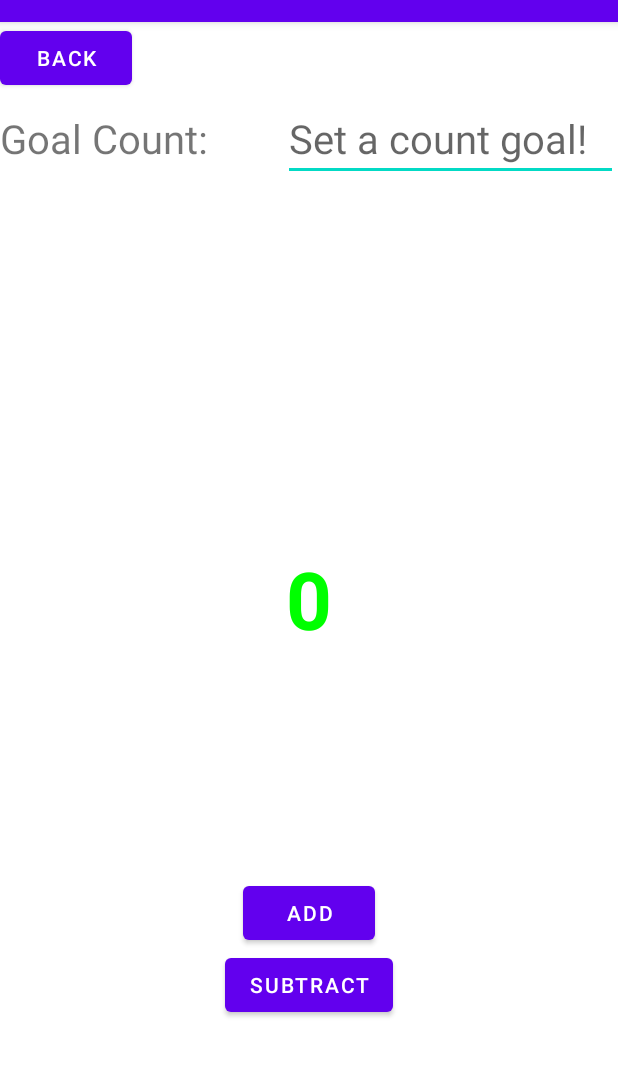
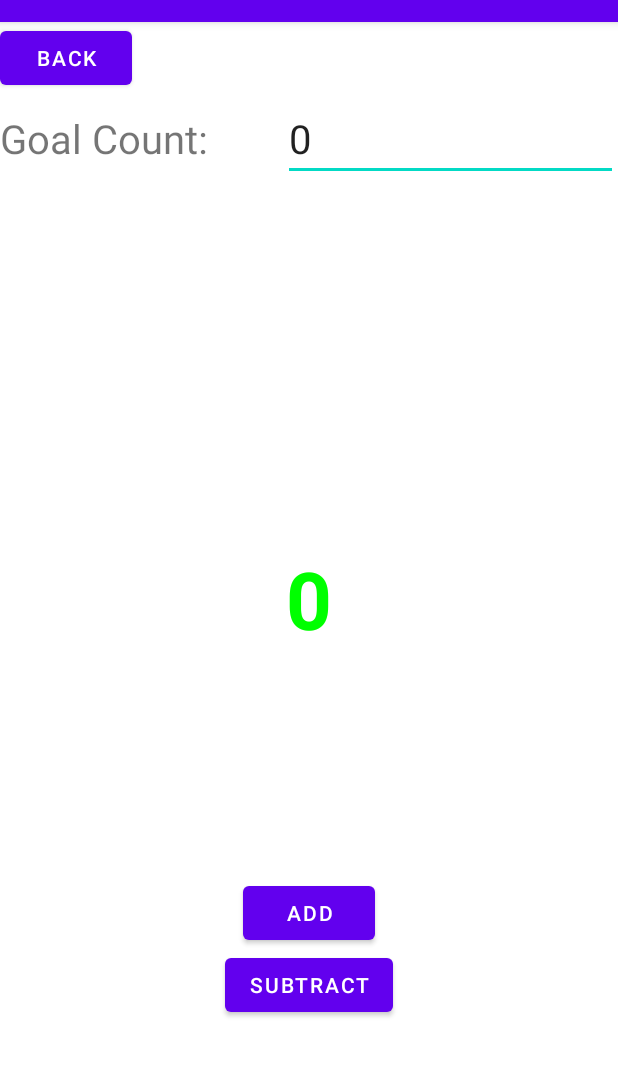
Before and after one commit to KatrinaGW/Stitcher-Personal-Project, an Android app: the screen it shows after launch (StitchCounterActivity), after a tap on "STITCH COUNTER", on a phone screen of 412 x 824 dp, the part 62-1139 px from its top. Run offline under Robolectric (Android 15) with nearby library versions, the phone set to English and light mode, and no system bars; our stand-ins replace Firebase (no records; nobody signed in at launch, a user with empty details on screens opened directly), navigation-ui.

Commit message:
start persisting counters

```diff
--- a/app/src/main/java/com/example/stitcher/MainActivity.java
+++ b/app/src/main/java/com/example/stitcher/MainActivity.java
@@ -3,6 +3,7 @@ package com.example.stitcher;
 import android.content.Intent;
 import android.os.Bundle;
 
+import com.example.stitcher.models.Counter;
 import com.google.android.material.snackbar.Snackbar;
 
 import androidx.appcompat.app.AppCompatActivity;
@@ -26,6 +27,7 @@ public class MainActivity extends AppCompatActivity {
     private ActivityMainBinding binding;
 
     private Button stitchCounterButton;
+    private Button allCountersButton;
 
     @Override
     protected void onCreate(Bundle savedInstanceState) {
@@ -35,6 +37,14 @@ public class MainActivity extends AppCompatActivity {
         setContentView(binding.getRoot());
 
         stitchCounterButton = findViewById(R.id.stitch_counter_btn);
+        allCountersButton = findViewById(R.id.all_counters);
+
+        allCountersButton.setOnClickListener(new View.OnClickListener() {
+            @Override
+            public void onClick(View v) {
+                startActivity(new Intent(MainActivity.this, CountersActivity.class));
+            }
+        });
 
 
         stitchCounterButton.setOnClickListener(new View.OnClickListener() {
--- a/app/src/main/java/com/example/stitcher/StitchCounterActivity.java
+++ b/app/src/main/java/com/example/stitcher/StitchCounterActivity.java
@@ -14,8 +14,10 @@ import android.widget.TextView;
 import androidx.appcompat.app.AppCompatActivity;
 
 import com.example.stitcher.controllers.CounterCollection;
+import com.example.stitcher.models.Counter;
 import com.google.android.material.floatingactionbutton.FloatingActionButton;
 
+import java.util.UUID;
 import java.util.concurrent.CompletableFuture;
 import java.util.function.Function;
 
@@ -26,23 +28,31 @@ public class StitchCounterActivity extends AppCompatActivity {
     private Button backBtn;
     private TextView negativeErrorTxt;
     private EditText goalCounterValue;
-    private int count = 0;
-    private int countGoal;
-    private FloatingActionButton tester;
+
+    private Counter counter;
 
     @Override
     protected void onCreate(Bundle savedInstanceState) {
         super.onCreate(savedInstanceState);
         setContentView(R.layout.stitch_counter_activity);
 
-        countText = findViewById(R.id.stitch_counter_value_txt);
-        negativeErrorTxt = findViewById(R.id.counter_error_txt);
-        setCountText();
-        addBtn = findViewById(R.id.add_count_btn);
-        subtractBtn = findViewById(R.id.subtract_count_btn);
-        backBtn = findViewById(R.id.counter_back_btn);
-        goalCounterValue = findViewById(R.id.counter_goal_value);
+        Intent intent = getIntent();
 
+        counter = intent.getParcelableExtra("selectedCounter");
+        if(counter == null){
+            counter = new Counter(UUID.randomUUID().toString(), 0, 0, "Testing");
+        }
+    }
+
+    @Override
+    protected void onResume(){
+        super.onResume();
+        findElements();
+        setTexts();
+        setListeners();
+    }
+
+    private void setListeners(){
         addBtn.setOnClickListener(v -> onChangeCount(1));
         subtractBtn.setOnClickListener(v -> onChangeCount(-1));
         backBtn.setOnClickListener(v -> onBackClicked());
@@ -53,7 +63,7 @@ public class StitchCounterActivity extends AppCompatActivity {
             @Override
             public void onTextChanged(CharSequence charSequence, int i, int i1, int i2) {
                 String newText = charSequence.toString();
-                countGoal = Integer.parseInt(newText);
+                counter.setGoal(Integer.parseInt(newText));
 
                 setCountText();
             }
@@ -61,8 +71,20 @@ public class StitchCounterActivity extends AppCompatActivity {
             @Override
             public void afterTextChanged(Editable s) {}
         });
+    }
 
-        CounterCollection db = new CounterCollection();
+    private void setTexts(){
+        setCountText();
+        goalCounterValue.setText(String.valueOf(counter.getGoal()));
+    }
+
+    private void findElements(){
+        countText = findViewById(R.id.stitch_counter_value_txt);
+        negativeErrorTxt = findViewById(R.id.counter_error_txt);
+        addBtn = findViewById(R.id.add_count_btn);
+        subtractBtn = findViewById(R.id.subtract_count_btn);
+        backBtn = findViewById(R.id.counter_back_btn);
+        goalCounterValue = findViewById(R.id.counter_goal_value);
     }
 
     private void onBackClicked(){
@@ -82,30 +104,30 @@ public class StitchCounterActivity extends AppCompatActivity {
     }
 
     private void onChangeCount(int addend){
-        if(count+addend < 0){
+        if(counter.getCount()+addend < 0){
             showError();
         }else{
-            count = count + addend;
+            counter.addToCount(addend);
             setCountText();
         }
 
     }
 
     private void setCountText(){
-        countText.setText(Integer.toString(count));
+        countText.setText(Integer.toString(counter.getCount()));
         checkCount();
     }
 
     private void checkCount(){
-        if(count == countGoal){
+        if(counter.getCount() == counter.getGoal()){
             countText.setTextColor(Color.GREEN);
         }
 
-        if(count > countGoal){
+        if(counter.getCount() > counter.getGoal()){
             countText.setTextColor(Color.RED);
         }
 
-        if(count < countGoal){
+        if(counter.getCount() < counter.getGoal()){
             countText.setTextColor(Color.BLACK);
         }
     }
--- a/app/src/main/java/com/example/stitcher/models/DatabaseObject.java
+++ b/app/src/main/java/com/example/stitcher/models/DatabaseObject.java
@@ -1,9 +1,15 @@
 package com.example.stitcher.models;
 
-public abstract class DatabaseObject {
+import android.os.Parcel;
+import android.os.Parcelable;
+
+public abstract class DatabaseObject implements Parcelable {
     protected String id;
 
     public DatabaseObject(String id){
         this.id = id;
     }
+    protected DatabaseObject(Parcel in){
+        id = in.readString();
+    }
 }
--- a/app/src/main/res/layout/counters.xml
+++ b/app/src/main/res/layout/counters.xml
@@ -13,5 +13,7 @@
         app:layout_constraintBottom_toBottomOf="parent"
         app:layout_constraintEnd_toEndOf="parent"
         app:layout_constraintStart_toStartOf="parent"
-        app:layout_constraintTop_toTopOf="parent" />
+        app:layout_constraintTop_toTopOf="parent" >
+
+    </LinearLayout>
 </androidx.constraintlayout.widget.ConstraintLayout>
```
Also changed, not shown: app/src/main/java/com/example/stitcher/CountersActivity.java (+72 -5 lines), app/src/main/java/com/example/stitcher/models/Counter.java (+40 -1 lines), app/src/main/res/layout/activity_main.xml (+12 -4 lines), app/src/main/res/layout/display_counters.xml (+11 -1 lines).
